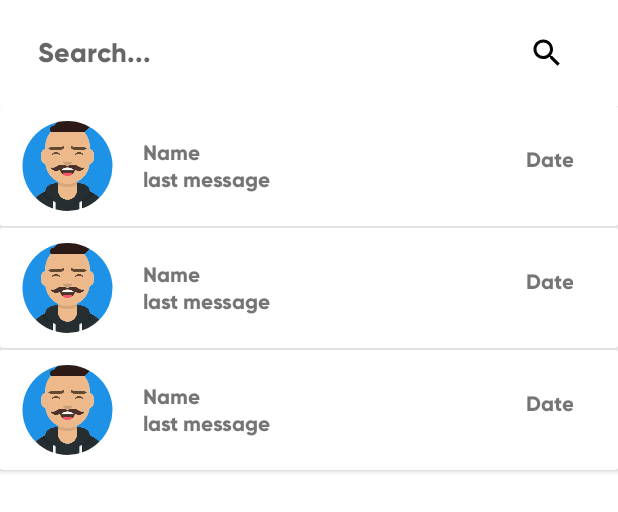
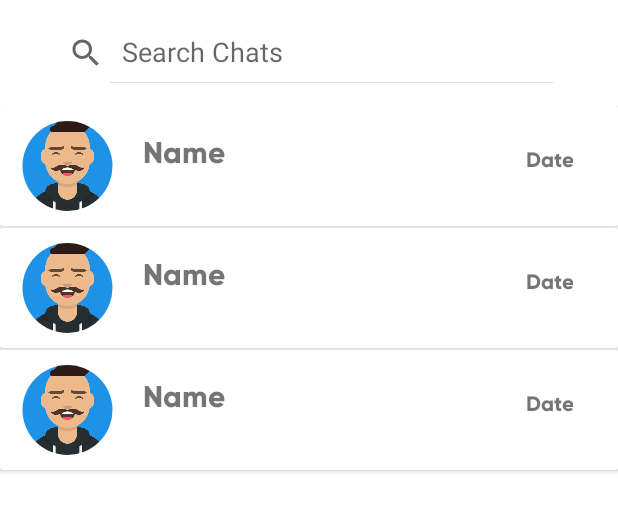
Before and after one commit to yyuvraj54/Nego, an Android app: the layout fragment_chats.xml on its own in the app's theme, with its tools: preview values and no code run, on a phone screen of 412 x 824 dp. Shown: the top 512 px of the screen. Run offline under Robolectric (Android 15) with nearby library versions, the phone set to English and light mode, and no system bars.

Commit message:
chat state updated and fixed

```diff
--- a/app/src/main/java/com/example/nego/Repository/UserRepository.kt
+++ b/app/src/main/java/com/example/nego/Repository/UserRepository.kt
@@ -301,7 +301,6 @@ class UserRepository {
                     }
 
                 }
-                Log.d(TAG, "chat output "+chatList)
                 chatListLiveData.value = chatList
             }
 
--- a/app/src/main/java/com/example/nego/adapter/ChatAdapter.kt
+++ b/app/src/main/java/com/example/nego/adapter/ChatAdapter.kt
@@ -52,6 +52,7 @@ RecyclerView.Adapter<ChatAdapter.ViewHolder>(){
 //        }
         holder.datetext.text=chat.date
 
+
     }
 
     override fun getItemCount(): Int {
@@ -61,6 +62,8 @@ RecyclerView.Adapter<ChatAdapter.ViewHolder>(){
     class ViewHolder(view: View):RecyclerView.ViewHolder(view){
         val textUsername: TextView =view.findViewById(R.id.message)
         val datetext: TextView =view.findViewById(R.id.date)
+
+
 
 
     }
--- a/app/src/main/res/layout/activity_chat_screen.xml
+++ b/app/src/main/res/layout/activity_chat_screen.xml
@@ -70,7 +70,7 @@
                     android:layout_width="match_parent"
                     android:layout_height="wrap_content"
                     android:fontFamily="@font/mona_sans"
-                    android:text="state"
+                    android:text=""
                     android:textColor="@color/white" />
             </LinearLayout>
 
@@ -85,6 +85,7 @@
         app:layout_constraintBottom_toTopOf="@+id/relaout"
         app:layout_constraintTop_toBottomOf="@+id/cardView"
         app:layout_constraintVertical_bias="0.0"
+        app:stackFromEnd="true"
         tools:layout_editor_absoluteX="0dp" />
 
     <LinearLayout
--- a/app/src/main/res/layout/chat_item.xml
+++ b/app/src/main/res/layout/chat_item.xml
@@ -37,6 +37,7 @@
                 android:id="@+id/person_name"
                 android:layout_width="wrap_content"
                 android:maxLength="40"
+                android:textSize="20dp"
                 android:layout_height="wrap_content"
                 android:fontFamily="@font/gilroybold"
                 android:text="Name" />
@@ -47,7 +48,7 @@
                 android:maxLength="40"
                 android:layout_height="wrap_content"
                 android:fontFamily="@font/gilroybold"
-                android:text="last message" />
+                android:text="" />
         </LinearLayout>
 
         <TextView
--- a/app/src/main/res/layout/fragment_chats.xml
+++ b/app/src/main/res/layout/fragment_chats.xml
@@ -17,12 +17,14 @@
         android:layout_marginTop="10dp"
         android:orientation="vertical">
 
-        <EditText
-            android:id="@+id/editTextText"
+        <SearchView
+            android:id="@+id/searchView"
             android:layout_width="match_parent"
+            android:layout_height="40dp"
             android:layout_marginHorizontal="10dp"
-            android:layout_height="40dp"
             android:ems="10"
+            android:iconifiedByDefault="false"
+            android:queryHint="Search Chats"
             android:paddingStart="10dp"
             android:layout_gravity="center"
             android:drawableEnd="@drawable/icon_search_24"
@@ -31,8 +33,9 @@
             android:hint="Search..."
             android:textColor="#D6D5D5"
             android:fontFamily="@font/gilroybold"
-            android:textFontWeight="200"
-            tools:ignore="TouchTargetSizeCheck" />
+            android:textFontWeight="200"/>
+
+
     </LinearLayout>
 
     <LinearLayout
```
Also changed, not shown: app/src/main/java/com/example/nego/MainActivity.kt (+42 -15 lines), app/src/main/java/com/example/nego/adapter/UserAdapter.kt (+10 -3 lines), app/src/main/java/com/example/nego/chatScreen.kt (+40 -4 lines), app/src/main/java/com/example/nego/chatScreenViewModel.kt (+21 -2 lines), app/src/main/java/com/example/nego/ui/profire/Profile.kt (+22 -5 lines), app/src/main/res/drawable/chatback.png (added).
